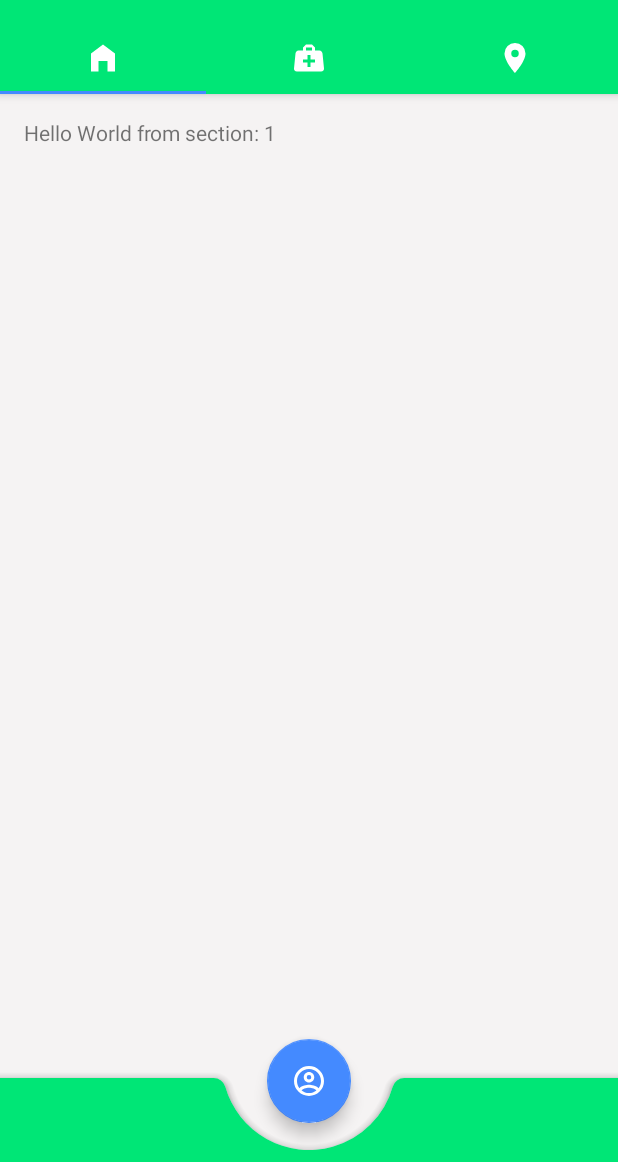
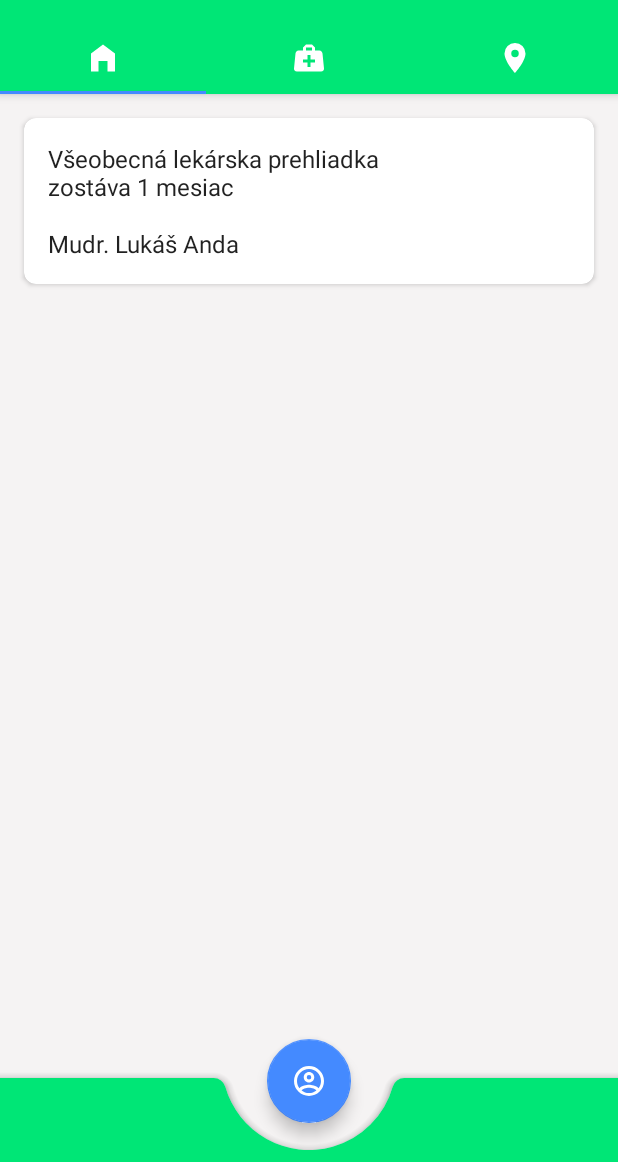
Before and after one commit to LukasAnda/iWaitingRoom, an Android app: the HomeActivity screen opened directly, with no data from a screen before it, on a phone screen of 412 x 824 dp, the part 74-1236 px from its top. Run offline under Robolectric (Android 15) with nearby library versions, the phone set to English and light mode, and no system bars; our stand-ins replace Firebase (no records; nobody signed in at launch, a user with empty details on screens opened directly); libraries missing offline, so code that uses them is left out: com.github.mikephil.charting.

Commit message:
Final changes

```diff
--- a/app/app/build.gradle
+++ b/app/app/build.gradle
@@ -20,18 +20,17 @@ android {
             proguardFiles getDefaultProguardFile('proguard-android-optimize.txt'), 'proguard-rules.pro'
         }
     }
-
     androidExtensions {
         experimental = true
     }
-
     kotlinOptions {
         jvmTarget = '1.8'
     }
+    buildToolsVersion '28.0.3'
 }
 
 dependencies {
-    implementation fileTree(dir: 'libs', include: ['*.jar'])
+    implementation fileTree(include: ['*.jar'], dir: 'libs')
     implementation "org.jetbrains.kotlin:kotlin-stdlib-jdk7:$kotlin_version"
     implementation 'androidx.appcompat:appcompat:1.1.0-alpha03'
     implementation 'androidx.core:core-ktx:1.1.0-alpha05'
--- a/app/app/src/main/java/com/lukasanda/medicalapp/activities/HomeActivity.kt
+++ b/app/app/src/main/java/com/lukasanda/medicalapp/activities/HomeActivity.kt
@@ -207,9 +207,6 @@ class HomeActivity : AppCompatActivity() {
 			val rootView = inflater.inflate(
 				R.layout.fragment_home, container, false
 			)
-			rootView.section_label.text = getString(
-				R.string.section_format, arguments?.getInt(ARG_SECTION_NUMBER)
-			)
 			return rootView
 		}
 
--- a/app/app/src/main/res/layout/activity_home.xml
+++ b/app/app/src/main/res/layout/activity_home.xml
@@ -65,9 +65,11 @@
 			android:layout_width="match_parent"
 			android:layout_height="0dp"
 			app:layout_constraintTop_toBottomOf="@id/appbar"
+			app:layout_constraintBottom_toTopOf="@id/bottom_layout"
 			app:layout_behavior="@string/appbar_scrolling_view_behavior"/>
 
 	<androidx.coordinatorlayout.widget.CoordinatorLayout
+			android:id="@+id/bottom_layout"
 			android:layout_width="match_parent"
 			app:layout_constraintBottom_toTopOf="@id/profile_layout"
 			android:layout_height="wrap_content">
--- a/app/app/src/main/res/layout/activity_login.xml
+++ b/app/app/src/main/res/layout/activity_login.xml
@@ -7,14 +7,14 @@
         tools:context=".activities.LoginActivity">
 
     <Button android:layout_width="match_parent" android:id="@+id/login_doctor"
-            android:text="Register as doctor" android:layout_height="wrap_content"
+            android:text="Login as doctor" android:layout_height="wrap_content"
             app:layout_constraintStart_toStartOf="parent" android:layout_marginStart="8dp"
             app:layout_constraintEnd_toEndOf="parent" android:layout_marginEnd="8dp" android:layout_marginBottom="8dp"
             app:layout_constraintBottom_toBottomOf="parent" android:layout_marginTop="8dp"
             app:layout_constraintTop_toTopOf="parent" app:layout_constraintHorizontal_bias="0.0"
             app:layout_constraintVertical_bias="0.293"/>
     <Button android:layout_width="match_parent" android:id="@+id/login_patient"
-            android:text="Register as patient" android:layout_height="wrap_content"
+            android:text="Login as patient" android:layout_height="wrap_content"
             app:layout_constraintStart_toStartOf="parent" android:layout_marginStart="8dp"
             app:layout_constraintEnd_toEndOf="parent" android:layout_marginEnd="8dp" android:layout_marginBottom="8dp"
             app:layout_constraintBottom_toBottomOf="parent" android:layout_marginTop="8dp"
--- a/app/app/src/main/res/layout/fragment_home.xml
+++ b/app/app/src/main/res/layout/fragment_home.xml
@@ -8,17 +8,44 @@
 		android:layout_height="match_parent"
 		tools:context=".activities.HomeActivity$PlaceholderFragment">
 
+	<androidx.cardview.widget.CardView
+			app:layout_constraintTop_toTopOf="parent"
+			android:layout_marginTop="16dp"
+			android:layout_marginStart="16dp"
+			android:layout_marginEnd="16dp"
+			android:layout_width="match_parent"
+			android:layout_height="wrap_content"
+			app:cardCornerRadius="8dp">
+
+		<androidx.constraintlayout.widget.ConstraintLayout
+				android:layout_width="match_parent"
+				android:orientation="vertical"
+				android:layout_height="wrap_content">
+
 			<TextView
-            android:id="@+id/section_label"
+					android:id="@+id/name"
 					android:layout_width="wrap_content"
 					android:layout_height="wrap_content"
-            tools:layout_constraintTop_creator="1"
-            android:layout_marginStart="@dimen/activity_horizontal_margin"
-            android:layout_marginEnd="@dimen/activity_horizontal_margin"
-            android:layout_marginTop="@dimen/activity_vertical_margin"
-            android:layout_marginBottom="@dimen/activity_vertical_margin"
-            tools:layout_constraintLeft_creator="1"
-            app:layout_constraintLeft_toLeftOf="parent"
-            app:layout_constraintTop_toTopOf="@+id/constraintLayout"/>
+					android:layout_margin="@dimen/text_margin"
+					app:layout_constraintStart_toStartOf="parent"
+					app:layout_constraintTop_toTopOf="parent"
+					android:gravity="start"
+					android:text="Všeobecná lekárska prehliadka\nzostáva 1 mesiac"
+					android:textAppearance="?attr/textAppearanceListItem"/>
+
+			<TextView
+					android:id="@+id/komentar"
+					android:text="Mudr. Lukáš Anda"
+					android:layout_width="wrap_content"
+					android:layout_height="wrap_content"
+					android:layout_margin="@dimen/text_margin"
+					app:layout_constraintTop_toBottomOf="@id/name"
+					app:layout_constraintStart_toStartOf="parent"
+					android:paddingBottom="16dp"
+					android:textAppearance="?attr/textAppearanceListItem"/>
+		</androidx.constraintlayout.widget.ConstraintLayout>
+
+	</androidx.cardview.widget.CardView>
+
 
 </androidx.constraintlayout.widget.ConstraintLayout>
```
Also changed, not shown: app/app/src/main/java/com/lukasanda/medicalapp/fragments/MyPacientRecyclerViewAdapter.kt (+43 -3 lines), app/app/src/main/java/com/lukasanda/medicalapp/fragments/PlaceFragment.kt (+15 -5 lines), app/app/src/main/res/layout/fragment_pacient.xml (+72 -6 lines). Lines whose indentation alone changed are shown as unchanged.
